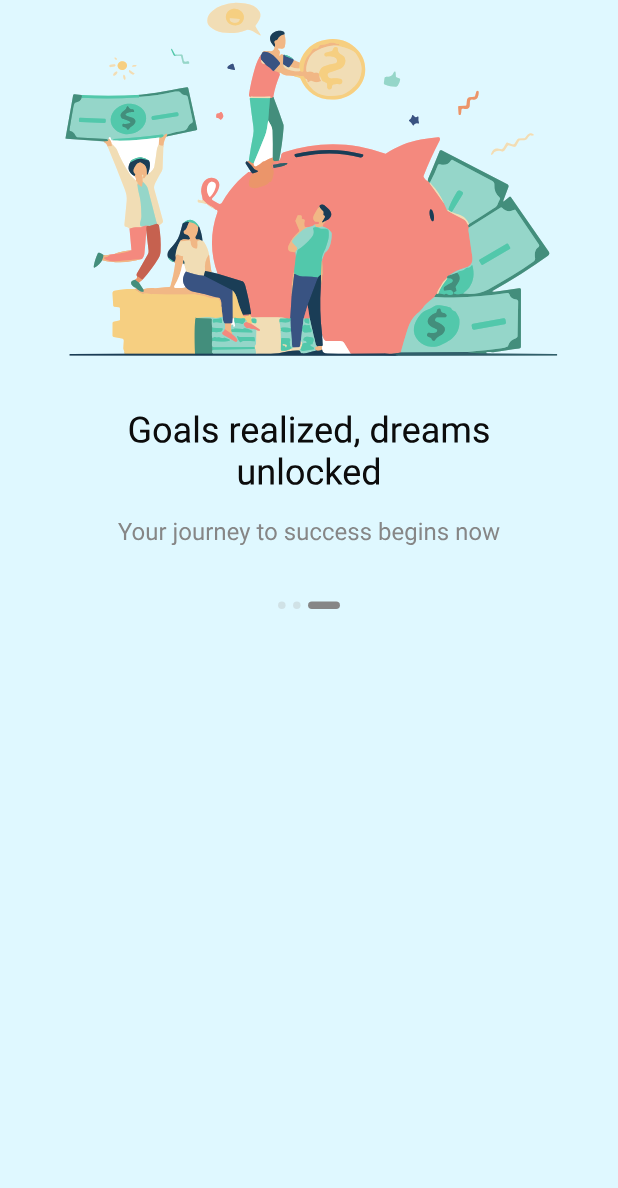
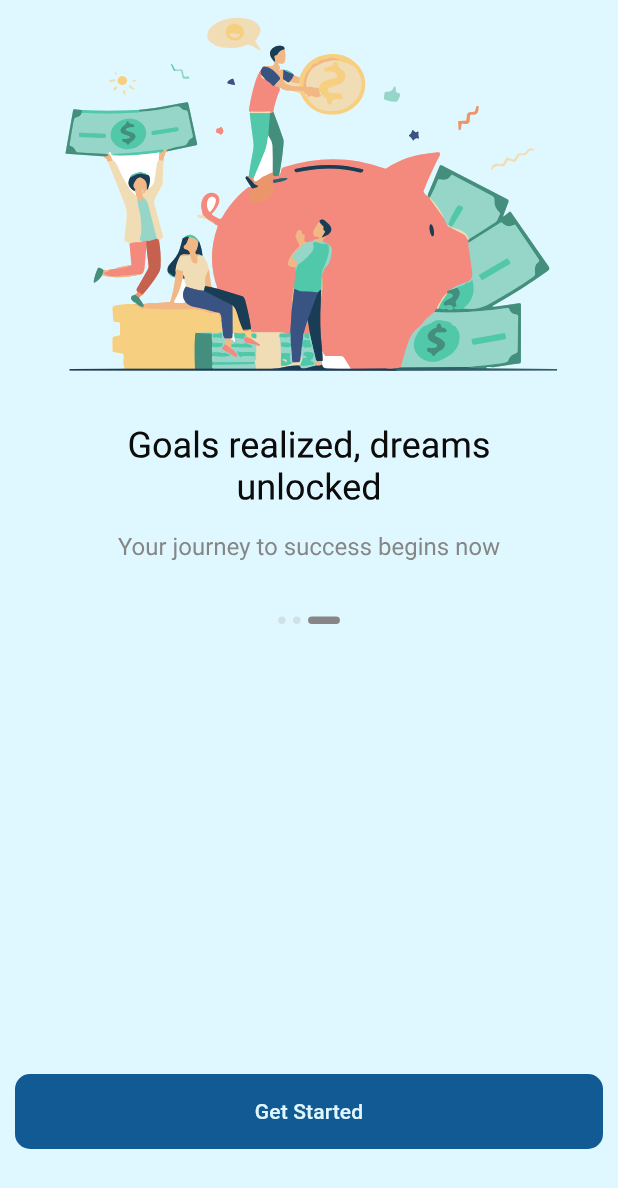
Before and after one commit to PraveenRandeniya/DimeKeeper, a Flutter app: the screen it shows after launch, swiped to page 3, on a phone screen of 412 x 824 dp. Shown: the top 1188 px of the screen. Run offline on Flutter 3.47's test engine with Material 3 defaults, Android fonts, the phone set to English and light mode, and no system bars; our stand-ins replace flutter_svg.

Commit message:
compleated the onboard screen with stateless widgets

```diff
--- a/lib/main.dart
+++ b/lib/main.dart
@@ -5,6 +5,7 @@
 void main() {
   runApp(
     MaterialApp(
+      debugShowCheckedModeBanner: false,
       home: OnBoardinScreen(),
     ),
   );
--- a/lib/screens/onboardingscreen.dart
+++ b/lib/screens/onboardingscreen.dart
@@ -1,4 +1,5 @@
 import 'package:flutter/material.dart';
+import 'package:flutter/widgets.dart';
 import 'package:flutter_svg/flutter_svg.dart';
 import 'package:dimekeeper/data/onboardingcontent.dart';
 
@@ -11,26 +12,77 @@ class OnBoardinScreen extends StatefulWidget {
 
 class _OnBoardinScreenState extends State<OnBoardinScreen> {
   late List<OnboardingCotent> content;
+  int currentIndex = 0;
+  late PageController _controller;
 
   @override
   void initState() {
     content = OnboardingCotent.getContent();
+    _controller = PageController(initialPage: 0);
     super.initState();
+  }
+
+  @override
+  void dispose() {
+    _controller.dispose();
+    super.dispose();
   }
 
   @override
   Widget build(BuildContext context) {
     return Scaffold(
       backgroundColor: Color(0xFFDFF8FF),
-      body: PageView.builder(
-        itemCount: content.length,
-        itemBuilder: (_, i) {
-          return SafeArea(
-            child: Column(
-              children: [SvgPicture.asset(content[i].image)],
-            ),
-          );
-        },
+      body: SafeArea(
+        child: Padding(
+          padding: EdgeInsets.all(10.0),
+          child: Column(
+            children: [
+              Expanded(
+                child: PageView.builder(
+                  controller: _controller,
+                  onPageChanged: (int index) {
+                    setState(() {
+                      currentIndex = index;
+                    });
+                  },
+                  itemCount: content.length,
+                  itemBuilder: (_, i) {
+                    return Column(
+                      children: [SvgPicture.asset(content[i].image)],
+                    );
+                  },
+                ),
+              ),
+              Container(
+                height: 50,
+                width: double.infinity,
+                decoration: BoxDecoration(
+                  color: Color(0xFF125A93),
+                  borderRadius: BorderRadius.circular(10.0),
+                ),
+                child: TextButton(
+                  child: Text(
+                    currentIndex == content.length - 1 ? "Get Started" : "Next",
+                    style: TextStyle(color: Color(0xFFDFF8FF), fontSize: 14.0),
+                  ),
+                  onPressed: () {
+                    if (currentIndex == content.length - 1) {}
+                    _controller.nextPage(
+                        duration: Duration(milliseconds: 100),
+                        curve: Curves.bounceIn);
+                  },
+                ),
+              ),
+              TextButton(
+                onPressed: () {},
+                child: Text(
+                  currentIndex == content.length - 1 ? "" : "Skip",
+                  style: TextStyle(color: Color(0xFF125A93), fontSize: 14.0),
+                ),
+              ),
+            ],
+          ),
+        ),
       ),
     );
   }
```
Also changed, not shown: images/slider1.svg (added).
